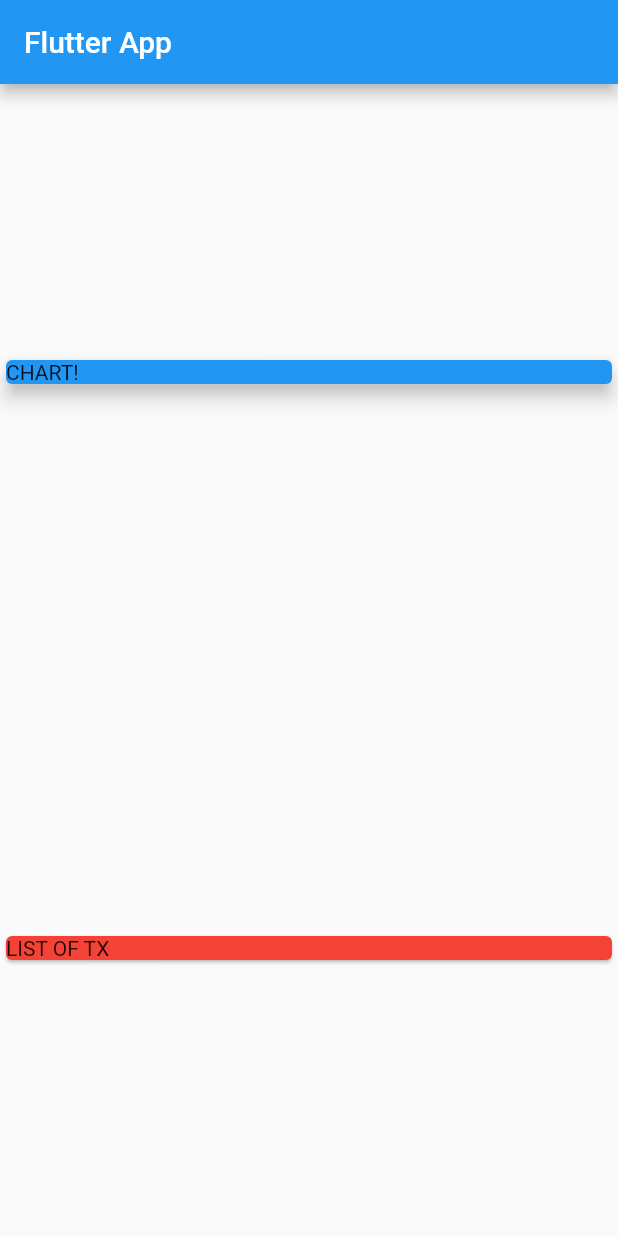
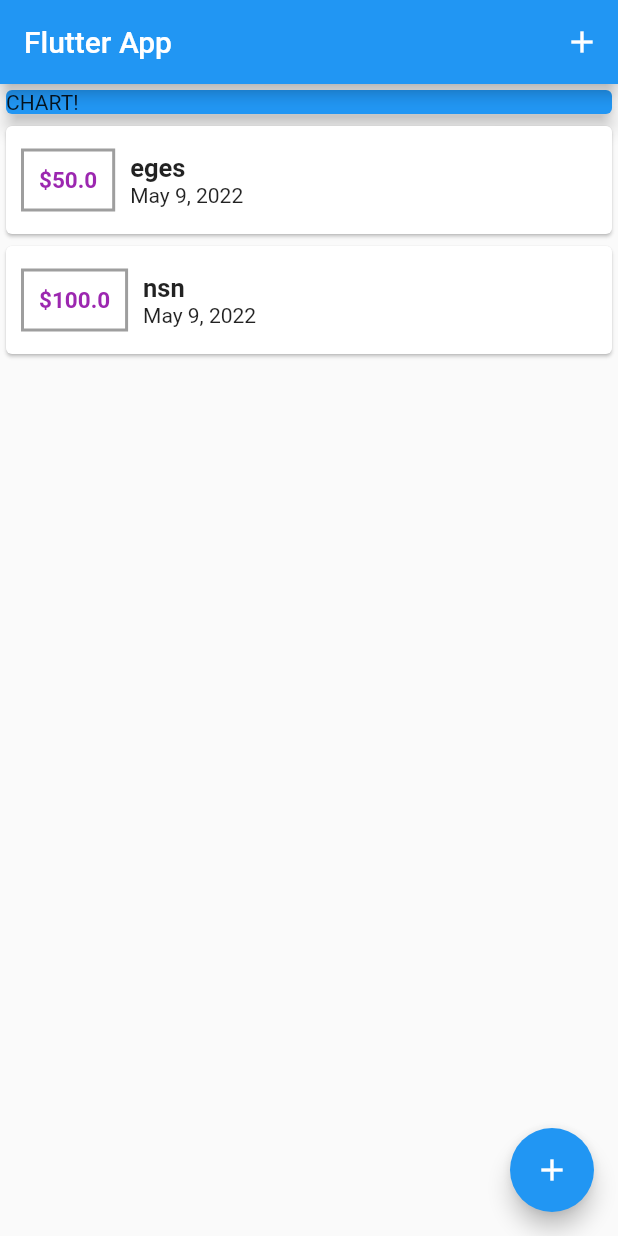
Before and after one commit to laithfayizhussein/section4, a Flutter app: the screen it shows after launch, on a phone screen of 412 x 824 dp. Run offline on Flutter 3.47's test engine with Material 2 defaults, Android fonts, the phone set to English and light mode, and no system bars.

```diff
--- a/lib/main.dart
+++ b/lib/main.dart
@@ -1,5 +1,7 @@
 import 'package:flutter/material.dart';
-import 'transaction.dart';
+import './widget/new_transaction.dart';
+import './widget/transaction_list.dart';
+import './models/transaction.dart';
 
 void main() => runApp(MyApp());
 
@@ -13,8 +15,13 @@ class MyApp extends StatelessWidget {
   }
 }
 
-class MyHomePage extends StatelessWidget {
-  final List<Transaction> transaction = [
+class MyHomePage extends StatefulWidget {
+  @override
+  State<MyHomePage> createState() => _MyHomePageState();
+}
+
+class _MyHomePageState extends State<MyHomePage> {
+  final List<Transaction> _userTransaction = [
     Transaction(
       title: 'eges',
       id: 'n1',
@@ -28,14 +35,40 @@ class MyHomePage extends StatelessWidget {
       date: DateTime.now(),
     )
   ];
+
+  void _addNewTransactions(String txTitle, double txAmount) {
+    final newTx = Transaction(
+        title: txTitle,
+        id: DateTime.now().toString(),
+        amount: txAmount,
+        date: DateTime.now());
+    setState(() {
+      _userTransaction.add(newTx);
+    });
+  }
+
+  void _startAddNewTransaction(BuildContext ctx) {
+    showModalBottomSheet(
+        context: ctx,
+        builder: (_) {
+          return NewTransaction(_addNewTransactions);
+        });
+  }
+
   @override
   Widget build(BuildContext context) {
     return Scaffold(
       appBar: AppBar(
         title: Text('Flutter App'),
+        actions: [
+          IconButton(
+              onPressed: () => _startAddNewTransaction(context),
+              icon: Icon(Icons.add))
+        ],
       ),
-      body: Column(
-        mainAxisAlignment: MainAxisAlignment.spaceAround,
+      body: SingleChildScrollView(
+        child: Column(
+          // mainAxisAlignment: MainAxisAlignment.start,
           crossAxisAlignment: CrossAxisAlignment.stretch,
           children: <Widget>[
             Container(
@@ -46,11 +79,15 @@ class MyHomePage extends StatelessWidget {
                 elevation: 5,
               ),
             ),
-          Card(
-            color: Colors.red,
-            child: Text('LIST OF TX'),
+            TransactionList(_userTransaction),
+          ],
         ),
-        ],
+      ),
+      floatingActionButton: FloatingActionButton(
+        child: Icon(Icons.add),
+        onPressed: () {
+          _startAddNewTransaction(context);
+        },
       ),
     );
   }
--- /dev/null
+++ b/lib/widget/transaction_list.dart
@@ -0,0 +1,55 @@
+import 'package:flutter/material.dart';
+import 'package:intl/intl.dart';
+import '../models/transaction.dart';
+
+class TransactionList extends StatelessWidget {
+  final List<Transaction> transactions;
+  TransactionList(this.transactions);
+  @override
+  Widget build(BuildContext context) {
+    return Container(
+      height: 500,
+      child: ListView.builder(
+        itemBuilder: (ctx, index) {
+          return Card(
+              child: Row(
+            children: [
+              Container(
+                padding: EdgeInsets.all(10),
+                margin: EdgeInsets.symmetric(vertical: 15, horizontal: 10),
+                decoration: BoxDecoration(
+                    border: Border.all(
+                  color: Colors.grey,
+                  width: 2,
+                )),
+                child: Text(
+                  '\$${transactions[index].amount}',
+                  style: TextStyle(
+                    color: Colors.purple,
+                    fontWeight: FontWeight.bold,
+                    fontSize: 15.0,
+                  ),
+                ),
+              ),
+              Container(
+                child: Column(
+                  crossAxisAlignment: CrossAxisAlignment.start,
+                  children: [
+                    Text(
+                      transactions[index].title,
+                      style:
+                          TextStyle(fontSize: 17, fontWeight: FontWeight.bold),
+                    ),
+                    Text(DateFormat.yMMMMd().format(transactions[index].date!)),
+                  ],
+                ),
+              )
+            ],
+          ));
+        },
+        itemCount: transactions.length,
+        // i use map to transform this list of obj to list of widget
+      ),
+    );
+  }
+}
--- a/pubspec.yaml
+++ b/pubspec.yaml
@@ -31,9 +31,12 @@ dependencies:
     sdk: flutter
 
 
+
   # The following adds the Cupertino Icons font to your application.
   # Use with the CupertinoIcons class for iOS style icons.
   cupertino_icons: ^1.0.2
+  intl: ^0.17.0
+
 
 dev_dependencies:
   flutter_test:
```
Also changed, not shown: lib/widget/new_transaction.dart (added, +61 -0 lines), lib/models/transaction.dart (renamed from lib/transaction.dart), pubspec.lock. Lines whose indentation alone changed are shown as unchanged.
